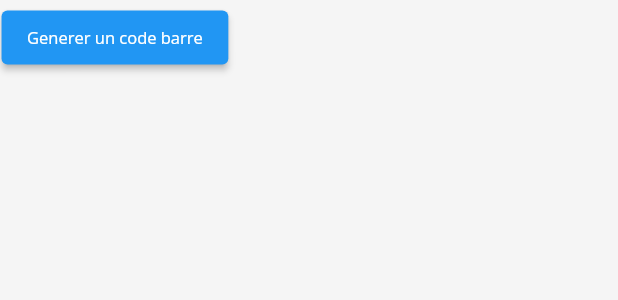
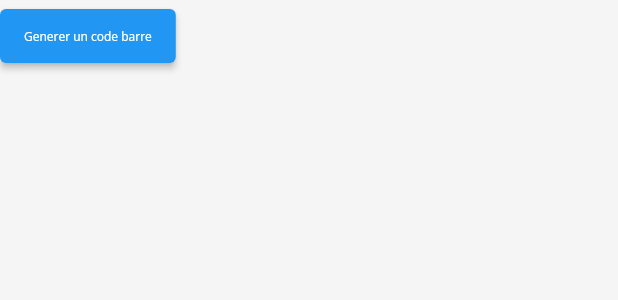
Before and after one commit to ngounou-tp/AOZORA_Hospital_Management, a Flutter app: the CustomElevatedButton widget shown alone on an empty page, opened directly, on a phone screen of 412 x 824 dp. Shown: the top 300 px of the screen. Run offline on Flutter 3.47's test engine with Material 2 defaults, Android fonts, the phone set to English and light mode, and no system bars; our stand-ins replace dropdown_button2, file_picker, flutter_svg, focused_menu, google_fonts, image_picker and 4 more; project files that could hold a hidden picture were left out.

Commit message:
changing reponsive layout for patient details

```diff
--- a/lib/widgets/customformfields.dart
+++ b/lib/widgets/customformfields.dart
@@ -94,22 +94,16 @@ class CustomElevatedButton extends StatelessWidget {
   Widget build(BuildContext context) {
     double width = MediaQuery.of(context).size.width;
     double heigth = MediaQuery.of(context).size.height;
-    return Padding(
-      padding: EdgeInsets.all(width / 400),
-      child: ElevatedButton(
+    return ElevatedButton(
         onPressed: function,
-          child: Padding(
-            padding: EdgeInsets.all(width / 400),
         child: CustomText(
             text: name,
             size: Responsive.isDesktop(context)
                 ? 22
                 : Responsive.isTablet(context)
                     ? 18
-                        : 11,
-                color: Colors.white),
-          )),
-    );
+                    : 8,
+            color: Colors.white));
   }
 }
 
```
Also changed, not shown: lib/screens/patients/newPatientForm.dart (+21 -10 lines), lib/screens/patients/upPatientComponent3.dart (+4 -4 lines). Lines whose indentation alone changed are shown as unchanged.
